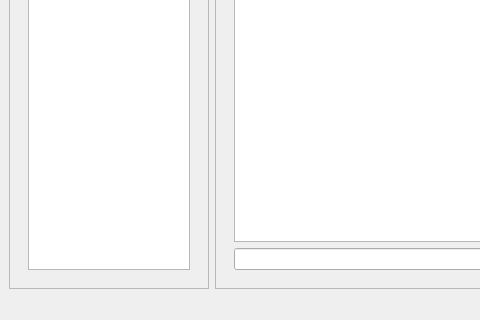
First picture: the form in SimpleChat/mainwindow.ui, repository Ssssvhhhhh/SimpleChat, before the edit; both pictures show x 0 to 480 and y 280 to 600 of the 800 by 600 pixel window.
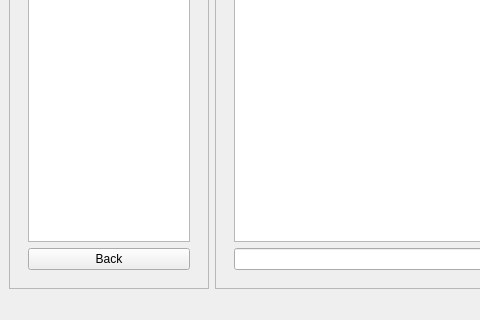
Second picture: the form after the edit. The open tabs and pages were chosen to show the change. Icons and pictures are not drawn.

Commit message: added btn on stackwidget

```diff
--- a/SimpleChat/mainwindow.ui
+++ b/SimpleChat/mainwindow.ui
@@ -63,6 +63,13 @@
            <item>
             <widget class="QTreeView" name="treeViewUsers"/>
            </item>
+           <item>
+            <widget class="QPushButton" name="pushButtonBack_2">
+             <property name="text">
+              <string>Back</string>
+             </property>
+            </widget>
+           </item>
           </layout>
          </widget>
         </widget>
```
Left out of the diff: 2 changed lines with no effect on the pictures.
